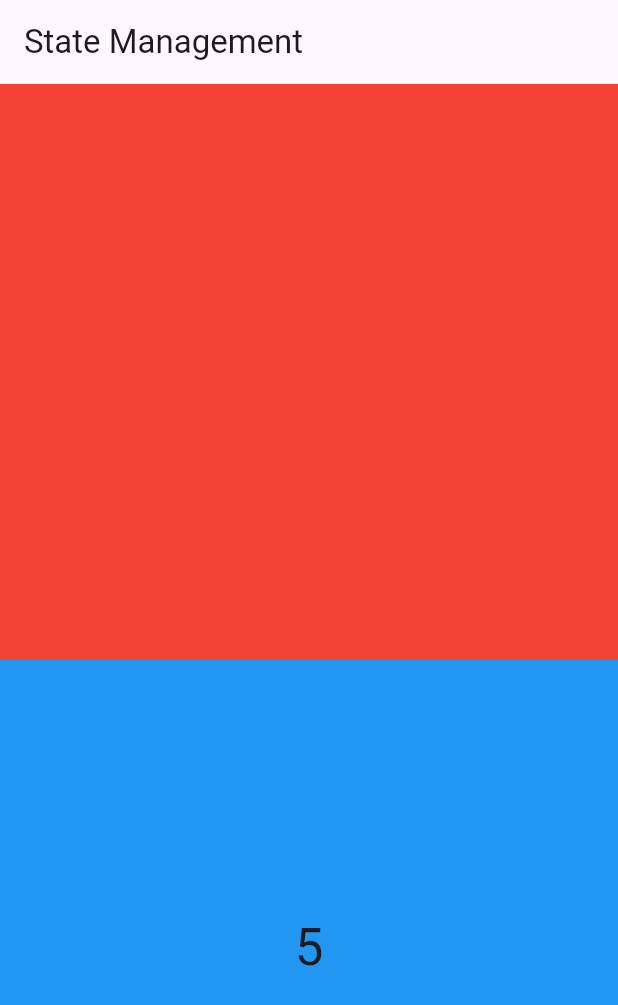
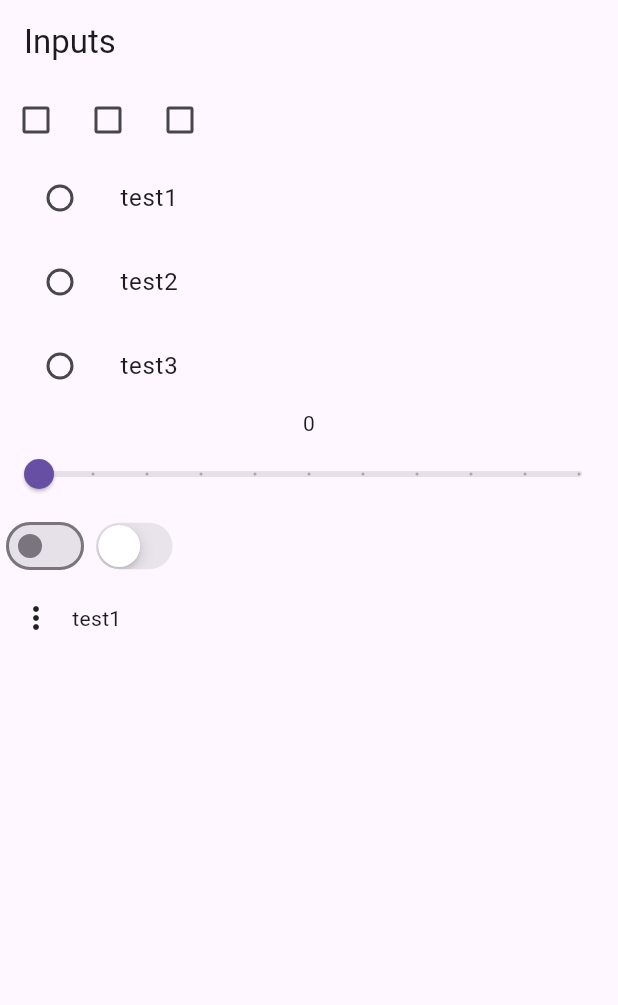
Before and after one commit to nickkies/flutter, a Flutter app: the screen it shows after launch, on a phone screen of 412 x 824 dp. Shown: the top 1005 px of the screen. Run offline on Flutter 3.47's test engine with Material 3 defaults, Android fonts, the light colour scheme and no system bars.

Commit message:
🖊️ Inputs

```diff
--- /dev/null
+++ b/flutter_kibon/lib/inputs.dart
@@ -0,0 +1,218 @@
+import 'package:flutter/cupertino.dart';
+import 'package:flutter/material.dart';
+
+class Inputs extends StatelessWidget {
+  const Inputs({super.key});
+
+  @override
+  Widget build(BuildContext context) {
+    return MaterialApp(
+      home: SafeArea(
+        child: Scaffold(
+          appBar: AppBar(title: const Text('Inputs')),
+          body: const Column(
+            children: [
+              MyCheckbox(),
+              MyRadioButton(),
+              MySlider(),
+              MySwitch(),
+              MyPopupMenu(),
+            ],
+          ),
+        ),
+      ),
+    );
+  }
+}
+
+class MyCheckbox extends StatefulWidget {
+  const MyCheckbox({super.key});
+
+  @override
+  State<MyCheckbox> createState() => _MyCheckboxState();
+}
+
+class _MyCheckboxState extends State<MyCheckbox> {
+  late List<bool> values;
+
+  @override
+  void initState() {
+    super.initState();
+    values = [false, false, false];
+  }
+
+  @override
+  Widget build(BuildContext context) {
+    return Row(
+      children: [
+        Checkbox(
+          value: values[0],
+          onChanged: (val) => handleCheckbox(0, isChecked: val),
+        ),
+        Checkbox(
+          value: values[1],
+          onChanged: (val) => handleCheckbox(1, isChecked: val),
+        ),
+        Checkbox(
+          value: values[2],
+          onChanged: (val) => handleCheckbox(2, isChecked: val),
+        ),
+      ],
+    );
+  }
+
+  void handleCheckbox(int idx, {bool? isChecked = false}) {
+    setState(() {
+      values[idx] = isChecked!;
+    });
+  }
+}
+
+enum MyEnumValue {
+  test1,
+  test2,
+  test3,
+}
+
+class MyRadioButton extends StatefulWidget {
+  const MyRadioButton({super.key});
+
+  @override
+  State<MyRadioButton> createState() => _MyRadioButtonState();
+}
+
+class _MyRadioButtonState extends State<MyRadioButton> {
+  MyEnumValue? myRadioValue;
+
+  @override
+  void initState() {
+    super.initState();
+    myRadioValue = null;
+  }
+
+  @override
+  Widget build(BuildContext context) {
+    return Column(
+      children: [
+        ListTile(
+          leading: Radio<MyEnumValue>(
+            value: MyEnumValue.test1,
+            groupValue: myRadioValue,
+            onChanged: (val) => setState(() => myRadioValue = val),
+          ),
+          title: Text(MyEnumValue.test1.name),
+          onTap: () {
+            if (myRadioValue != MyEnumValue.test1) {
+              setState(() => myRadioValue = MyEnumValue.test1);
+            }
+          },
+        ),
+        ListTile(
+            leading: Radio<MyEnumValue>(
+              value: MyEnumValue.test2,
+              groupValue: myRadioValue,
+              onChanged: (val) => setState(() => myRadioValue = val),
+            ),
+            title: Text(MyEnumValue.test2.name),
+            onTap: () {
+              if (myRadioValue != MyEnumValue.test2) {
+                setState(() => myRadioValue = MyEnumValue.test2);
+              }
+            }),
+        ListTile(
+            leading: Radio<MyEnumValue>(
+              value: MyEnumValue.test3,
+              groupValue: myRadioValue,
+              onChanged: (val) => setState(() => myRadioValue = val),
+            ),
+            title: Text(MyEnumValue.test3.name),
+            onTap: () {
+              if (myRadioValue != MyEnumValue.test3) {
+                setState(() => myRadioValue = MyEnumValue.test3);
+              }
+            }),
+      ],
+    );
+  }
+}
+
+class MySlider extends StatefulWidget {
+  const MySlider({super.key});
+
+  @override
+  State<MySlider> createState() => _MySliderState();
+}
+
+class _MySliderState extends State<MySlider> {
+  double sliderValue = 0;
+
+  @override
+  Widget build(BuildContext context) {
+    return Column(children: [
+      Text('${sliderValue.round()}'),
+      Slider(
+        value: sliderValue,
+        onChanged: (val) => setState(() => sliderValue = val),
+        divisions: 10,
+        max: 100,
+        min: 0,
+        label: sliderValue.round().toString(),
+      ),
+    ]);
+  }
+}
+
+class MySwitch extends StatefulWidget {
+  const MySwitch({super.key});
+
+  @override
+  State<MySwitch> createState() => _MySwitchState();
+}
+
+class _MySwitchState extends State<MySwitch> {
+  bool switchValue = false;
+
+  @override
+  Widget build(BuildContext context) {
+    return Row(
+      children: [
+        Switch(
+          value: switchValue,
+          onChanged: (val) => setState(() => switchValue = val),
+        ),
+        CupertinoSwitch(
+          value: switchValue,
+          onChanged: (val) => setState(() => switchValue = val),
+        )
+      ],
+    );
+  }
+}
+
+class MyPopupMenu extends StatefulWidget {
+  const MyPopupMenu({super.key});
+
+  @override
+  State<MyPopupMenu> createState() => _MyPopupMenuState();
+}
+
+class _MyPopupMenuState extends State<MyPopupMenu> {
+  MyEnumValue menuValue = MyEnumValue.test1;
+
+  @override
+  Widget build(BuildContext context) {
+    return Row(
+      children: [
+        PopupMenuButton(
+          itemBuilder: (context) {
+            return MyEnumValue.values
+                .map((e) => PopupMenuItem(value: e, child: Text(e.name)))
+                .toList();
+          },
+          onSelected: (val) => setState(() => menuValue = val),
+        ),
+        Text(menuValue.name),
+      ],
+    );
+  }
+}
--- a/flutter_kibon/lib/main.dart
+++ b/flutter_kibon/lib/main.dart
@@ -1,5 +1,6 @@
 import 'package:flutter/material.dart';
-import 'package:flutter_kibon/state.dart';
+import 'package:flutter_kibon/inputs.dart';
+// import 'package:flutter_kibon/state.dart';
 // import 'package:flutter_kibon/constraint.dart';
 // import 'package:flutter_kibon/stack_container.dart';
 // import 'package:flutter_kibon/flex_container.dart';
@@ -8,5 +9,5 @@ import 'package:flutter_kibon/state.dart';
 // import 'package:flutter_kibon/material.dart';
 
 void main() {
-  runApp(const MyState());
+  runApp(const Inputs());
 }
```
